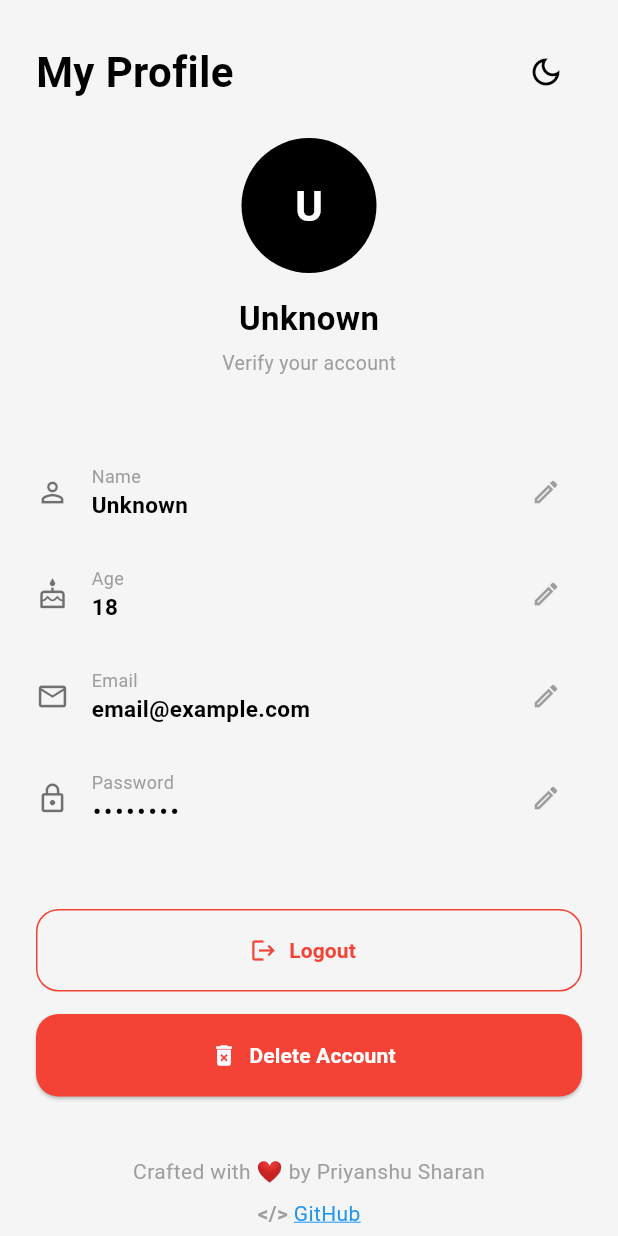
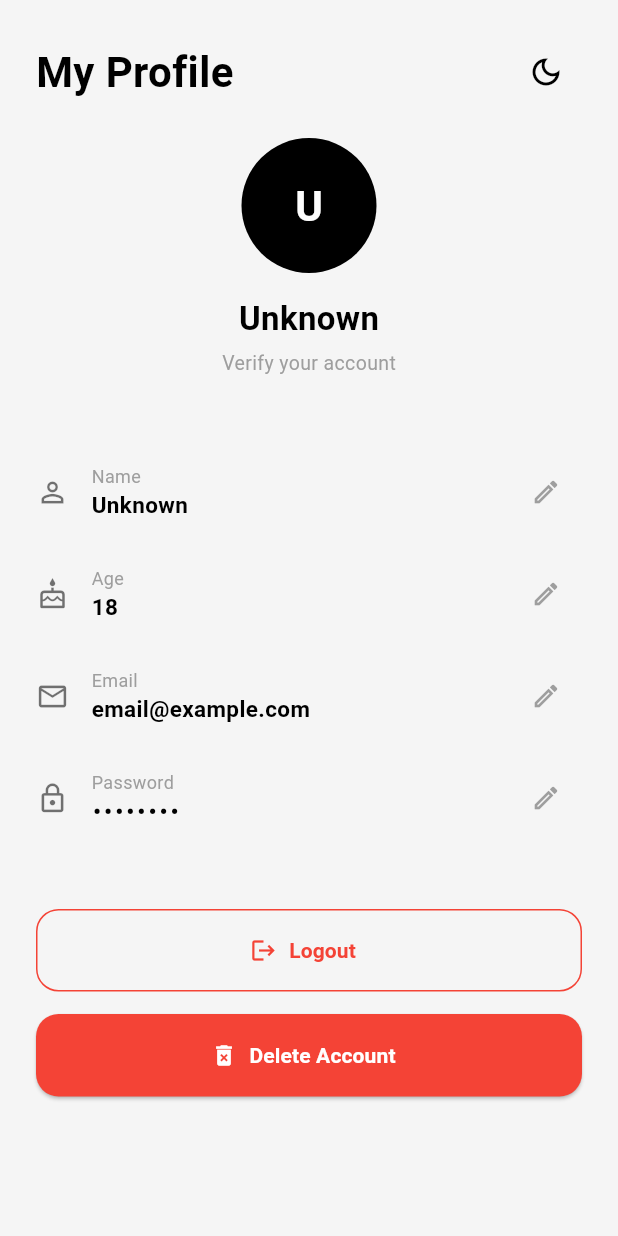
Before and after one commit to Hackotber-26/T06-HopSync, a Flutter app: the ProfileScreen screen opened directly, on a phone screen of 412 x 824 dp. Run offline on Flutter 3.47's test engine with Material 3 defaults, Android fonts, the phone set to English and light mode, and no system bars; our stand-ins replace flutter_dotenv, flutter_map, flutter_secure_storage, geolocator, image_picker, latlong2 and 2 more; missing offline and left inert: flutter_map_cancellable_tile_provider; accounts and stored records are empty; network calls fail.

Commit message:
fix: remove crafted-with footer from profile screen
Co-Authored-By: Claude Opus 5.5 <noreply@anthropic.com>

```diff
--- a/frontend/lib/screens/profile_screen.dart
+++ b/frontend/lib/screens/profile_screen.dart
@@ -1,6 +1,5 @@
 import 'package:image_picker/image_picker.dart';
 import 'package:flutter/material.dart';
-import 'package:url_launcher/url_launcher.dart';
 import 'package:shared_preferences/shared_preferences.dart';
 import 'admin_panel_screen.dart';
 import 'package:provider/provider.dart';
@@ -778,43 +777,6 @@ class _ProfileScreenState extends State<ProfileScreen> {
                           ),
                         ),
                       ],
-                      const SizedBox(height: 40),
-                      const Text(
-                        "Crafted with ❤️ by Priyanshu Sharan",
-                        style: TextStyle(
-                          color: Colors.grey,
-                          fontSize: 14,
-                        ),
-                      ),
-                      const SizedBox(height: 8),
-                      Row(
-                        mainAxisAlignment: MainAxisAlignment.center,
-                        children: [
-                          const Text(
-                            "</> ",
-                            style: TextStyle(
-                              color: Colors.grey,
-                              fontWeight: FontWeight.bold,
-                            ),
-                          ),
-                          InkWell(
-                            onTap: () async {
-                              final uri = Uri.parse('https://github.com/priyanshusharan-cmd/ridify');
-                              if (await canLaunchUrl(uri)) {
-                                await launchUrl(uri);
-                              }
-                            },
-                            child: const Text(
-                              "GitHub",
-                              style: TextStyle(
-                                color: Colors.blue,
-                                decoration: TextDecoration.underline,
-                                decorationColor: Colors.blue,
-                              ),
-                            ),
-                          ),
-                        ],
-                      ),
                       const SizedBox(height: 20),
                     ],
                   ),
```
